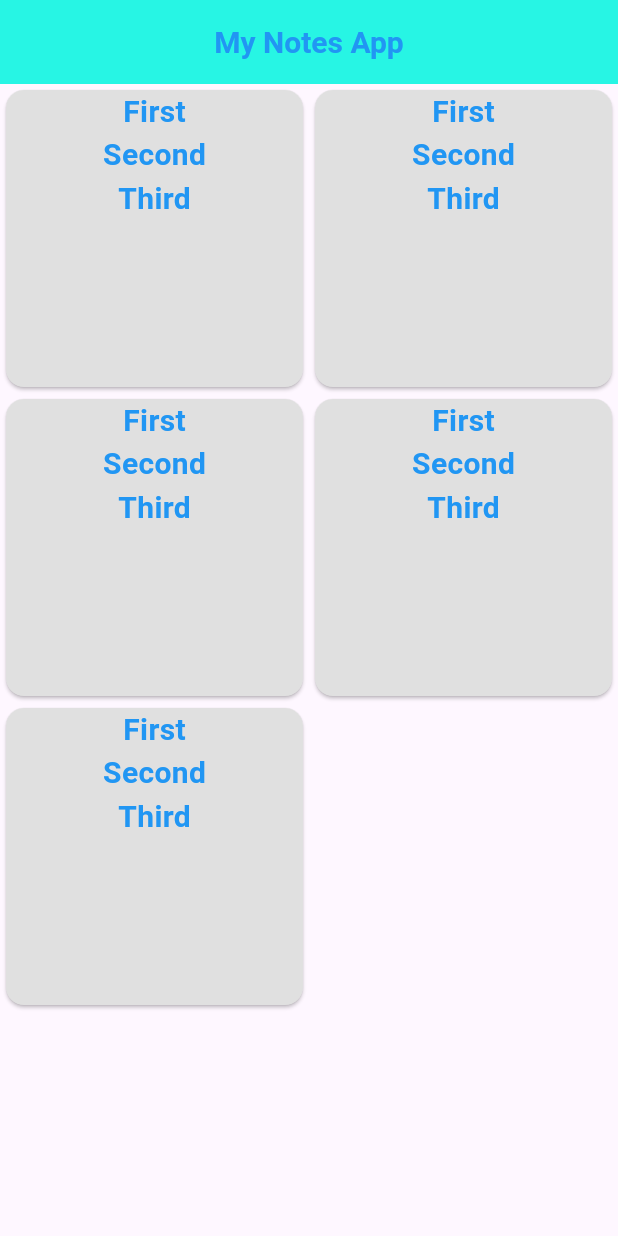
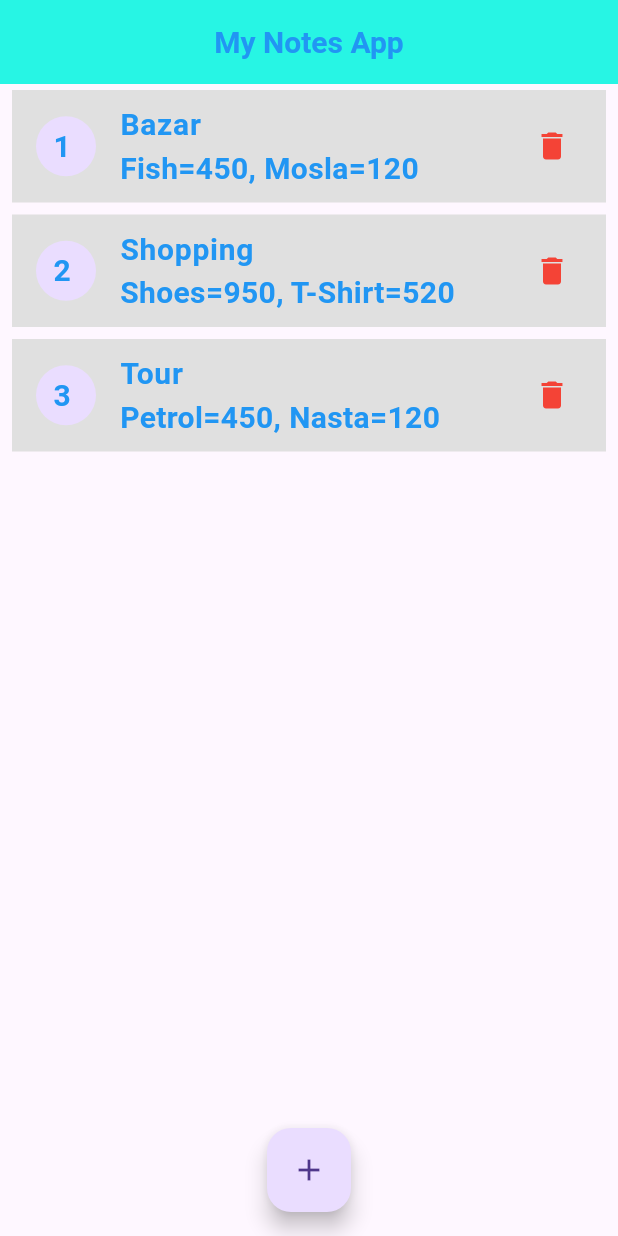
Before and after one commit to TaposPrantor/MyProject_01, a Flutter app: the screen it shows after launch, on a phone screen of 412 x 824 dp. Run offline on Flutter 3.47's test engine with Material 3 defaults, Android fonts, the phone set to English and light mode, and no system bars.

Commit message:
MyWidget && NoteApp

```diff
--- a/lib/database/notes.dart
+++ b/lib/database/notes.dart
@@ -1,6 +1,6 @@
 
 class NoteData{
-  List note = [
+  static List note = [
     {
       "title" : "Bazar",
       "details" : "Fish=450, Mosla=120"
@@ -12,7 +12,8 @@ class NoteData{
     {
       "title" : "Tour",
       "details" : "Petrol=450, Nasta=120"
-    }
+    },
+
 
   ];
 }
--- a/lib/screen/home.dart
+++ b/lib/screen/home.dart
@@ -1,5 +1,7 @@
 import 'package:flutter/material.dart';
 import 'package:myproject_01/custom_widget/text_widget.dart';
+
+import '../database/notes.dart';
 
 class HomeScreen extends StatefulWidget {
   const HomeScreen({super.key});
@@ -17,21 +19,39 @@ class _HomeScreenState extends State<HomeScreen> {
         title: MyTextWidget(title: "My Notes App" , tColor: Colors.blue,),
         backgroundColor: Color(0xff27F5E4),
       ),
+      body: ListView.builder(
+        itemCount: NoteData.note.length,
+          itemBuilder: (context, i)=> Padding(
+            padding: const EdgeInsets.symmetric(horizontal: 8, vertical: 4),
+            child: ListTile(
+              leading: CircleAvatar(child: MyTextWidget(title: "${i+1} "),),
+              tileColor: Colors.grey.shade300,
+              title: MyTextWidget(title: "${NoteData.note[i]['title']}"),
+              subtitle: MyTextWidget(title: "${NoteData.note[i]['details']}"),
+              trailing: InkWell(
+                onTap: () {
+                  NoteData.note.removeAt(i);
+                  setState(() {
 
-      body: GridView.builder(
-          itemCount: 5,
-          gridDelegate: SliverGridDelegateWithFixedCrossAxisCount(crossAxisCount: 2),
-          itemBuilder: (context, i)=> Card(
-            color: Colors.grey.shade300,
-            child: Column(
-              children: [
-                MyTextWidget(title: "First"),
-                MyTextWidget(title: "Second"),
-                MyTextWidget(title: "Third"),
-              ],
+                  });
+                },
+                child: Icon(Icons.delete, color: Colors.red,),
+              ),
             ),
           )
-      )
+      ),
+      floatingActionButtonLocation: FloatingActionButtonLocation.centerFloat,
+      floatingActionButton: FloatingActionButton(onPressed: () async{
+        NoteData.note.add(
+          {
+            "title" : "Adda",
+            "details" : "Tea=40, Coffee=120"
+          },
+        );
+        setState(() {
+
+        });
+      }, child: Icon(Icons.add),),
     );
   }
 }
```
